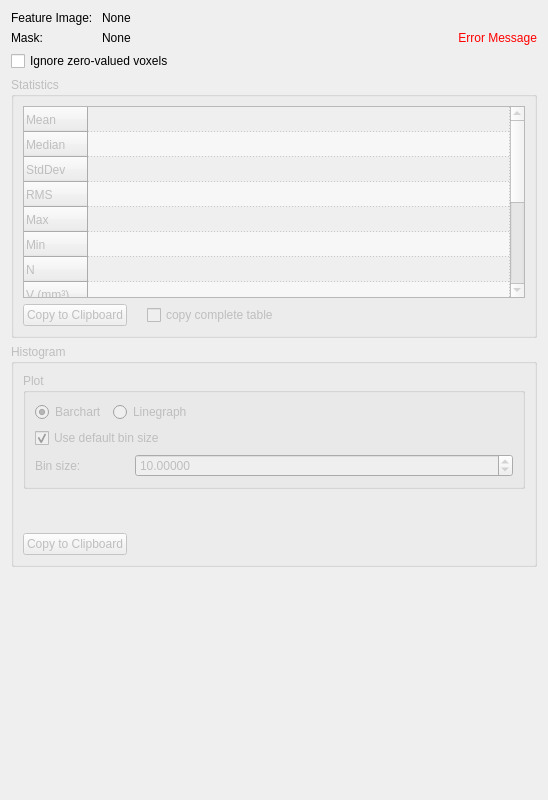
Old version of the form Plugins/org.mitk.gui.qt.measurementtoolbox/src/internal/QmitkImageStatisticsViewControls.ui in the repository MITK/MITK.
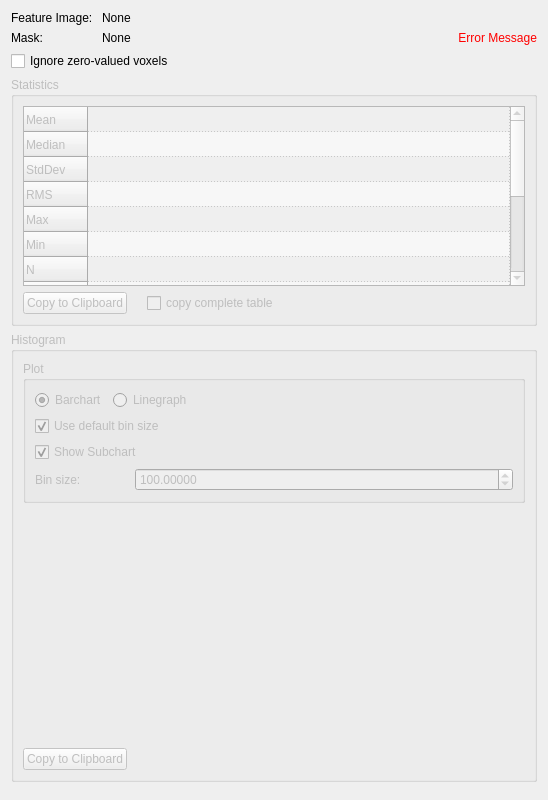
New version of the form. Custom widgets are drawn as their Qt base class.

Commit message: attempt to add and compile extractImageStatistics miniapp

Patch:
```diff
--- a/Plugins/org.mitk.gui.qt.measurementtoolbox/src/internal/QmitkImageStatisticsViewControls.ui
+++ b/Plugins/org.mitk.gui.qt.measurementtoolbox/src/internal/QmitkImageStatisticsViewControls.ui
@@ -167,6 +167,9 @@
         <property name="rowCount">
          <number>14</number>
         </property>
+        <property name="columnCount">
+         <number>1</number>
+        </property>
         <attribute name="horizontalHeaderVisible">
          <bool>false</bool>
         </attribute>
@@ -360,8 +363,8 @@
      </property>
      <property name="minimumSize">
       <size>
-       <width>150</width>
-       <height>160</height>
+       <width>400</width>
+       <height>450</height>
       </size>
      </property>
      <property name="title">
@@ -460,6 +463,16 @@
            </property>
           </widget>
          </item>
+         <item>
+          <widget class="QCheckBox" name="m_ShowSubchartCheckBox">
+           <property name="text">
+            <string>Show Subchart</string>
+           </property>
+           <property name="checked">
+            <bool>true</bool>
+           </property>
+          </widget>
+         </item>
          <item>
           <widget class="QFrame" name="m_BinSizeFrame">
            <property name="frameShape">
@@ -484,7 +497,7 @@
             <property name="spacing">
              <number>0</number>
             </property>
-            <item row="0" column="0">
+            <item row="1" column="0">
              <widget class="QLabel" name="m_HistogramBinSizeCaptionLabel">
               <property name="minimumSize">
                <size>
@@ -503,7 +516,7 @@
               </property>
              </widget>
             </item>
-            <item row="0" column="1">
+            <item row="1" column="1">
              <widget class="QDoubleSpinBox" name="m_HistogramBinSizeSpinbox">
               <property name="toolTip">
                <string>Press enter to recalculate statistics with new bin size.</string>
@@ -521,7 +534,7 @@
                <double>1000000.000000000000000</double>
               </property>
               <property name="value">
-               <double>10.000000000000000</double>
+               <double>100.000000000000000</double>
               </property>
              </widget>
             </item>
@@ -533,6 +546,12 @@
       </item>
       <item>
        <widget class="QStackedWidget" name="m_StatisticsWidgetStack">
+        <property name="minimumSize">
+         <size>
+          <width>0</width>
+          <height>0</height>
+         </size>
+        </property>
         <property name="currentIndex">
          <number>0</number>
         </property>
@@ -585,8 +604,8 @@
            </property>
            <property name="sizeHint" stdset="0">
             <size>
-             <width>40</width>
-             <height>20</height>
+             <width>413</width>
+             <height>17</height>
             </size>
            </property>
           </spacer>
```
Left out of the diff: 7 changed lines with no effect on the pictures. The commit also changes 94 other files.
